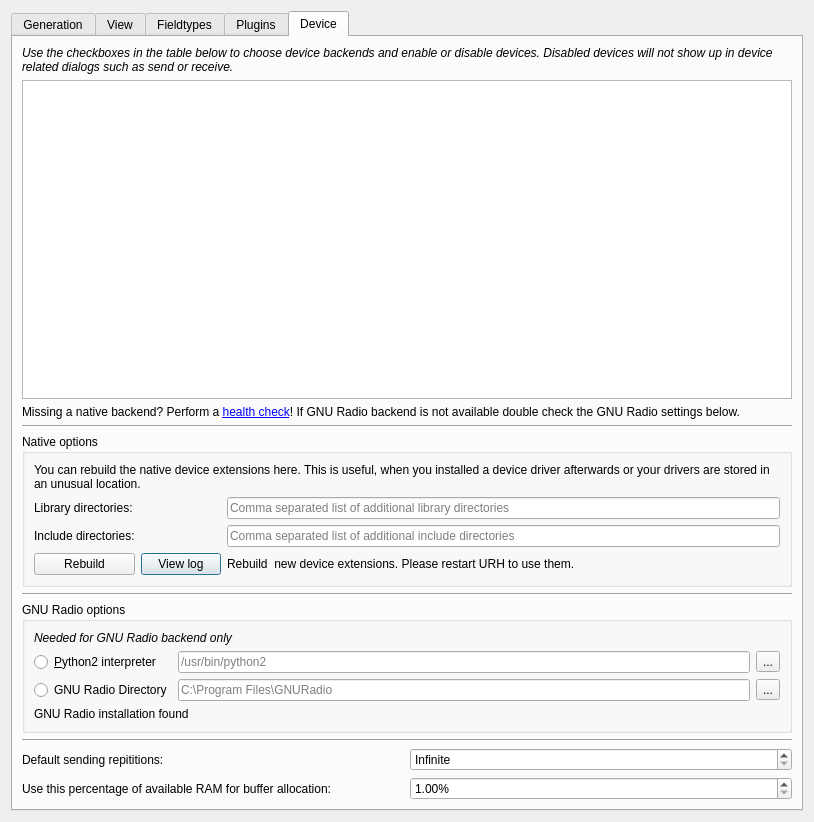
Above: data/ui/options.ui from jopohl/urh before the change. Below: the same form after it.
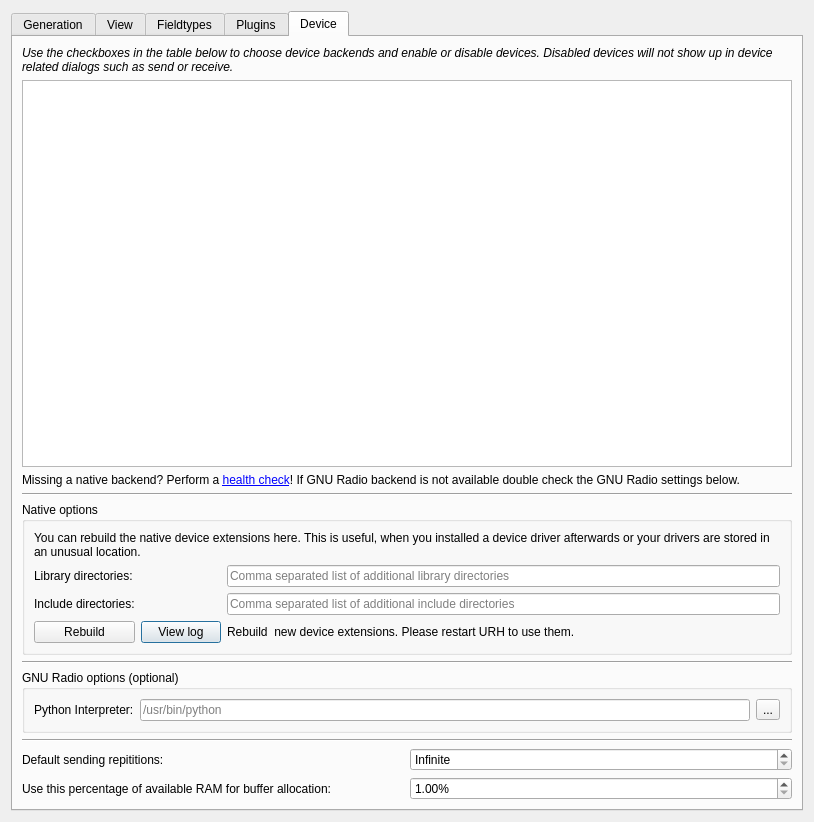
That is the form after the change. Icons and pictures are not drawn. Custom widgets are drawn as their Qt base class.

Commit message: Improve GR Interpreter selection in UI + remove Install Dir option

Patch:
```diff
--- a/data/ui/options.ui
+++ b/data/ui/options.ui
@@ -525,86 +525,31 @@
        <item>
         <widget class="QGroupBox" name="groupBox_3">
          <property name="title">
-          <string>GNU Radio options</string>
+          <string>GNU Radio options (optional)</string>
          </property>
          <layout class="QGridLayout" name="gridLayout_2">
-          <item row="0" column="0" colspan="2">
-           <widget class="QLabel" name="label_11">
-            <property name="font">
-             <font>
-              <italic>true</italic>
-             </font>
-            </property>
-            <property name="text">
-             <string>Needed for GNU Radio backend only</string>
-            </property>
-           </widget>
-          </item>
-          <item row="1" column="1">
-           <widget class="QLineEdit" name="lineEditPython2Interpreter">
+          <item row="0" column="0">
+           <widget class="QLabel" name="label">
             <property name="toolTip">
              <string>&lt;html&gt;&lt;head/&gt;&lt;body&gt;&lt;p&gt;Use this option if you installed GNU Radio with your package manager e.g. on Linux and Mac OS X.&lt;/p&gt;&lt;/body&gt;&lt;/html&gt;</string>
             </property>
-            <property name="placeholderText">
-             <string>/usr/bin/python2</string>
-            </property>
-           </widget>
-          </item>
-          <item row="3" column="0" colspan="2">
-           <widget class="QLabel" name="lGnuradioInstalled">
-            <property name="styleSheet">
-             <string notr="true"/>
-            </property>
             <property name="text">
-             <string>GNU Radio installation found</string>
+             <string>Python Interpreter:</string>
             </property>
            </widget>
           </item>
-          <item row="2" column="1">
-           <widget class="QLineEdit" name="lineEditGnuradioDirectory">
-            <property name="enabled">
-             <bool>true</bool>
-            </property>
+          <item row="0" column="1">
+           <widget class="QLineEdit" name="lineEditGRPythonInterpreter">
             <property name="toolTip">
              <string>&lt;html&gt;&lt;head/&gt;&lt;body&gt;&lt;p&gt;If you installed Gnuradio with a bundled python interpreter, you need to enter the site-packages path of the installation here. The path should be something like &lt;span style=&quot; font-style:italic;&quot;&gt;C:\Program Files\GNURadio-3.7&lt;/span&gt;.&lt;/p&gt;&lt;/body&gt;&lt;/html&gt;</string>
             </property>
-            <property name="text">
-             <string/>
-            </property>
             <property name="placeholderText">
-             <string>C:\Program Files\GNURadio</string>
+             <string>/usr/bin/python</string>
             </property>
            </widget>
           </item>
-          <item row="1" column="0">
-           <widget class="QRadioButton" name="radioButtonPython2Interpreter">
-            <property name="toolTip">
-             <string>&lt;html&gt;&lt;head/&gt;&lt;body&gt;&lt;p&gt;Use this option if you installed GNU Radio with your package manager e.g. on Linux and Mac OS X.&lt;/p&gt;&lt;/body&gt;&lt;/html&gt;</string>
-            </property>
-            <property name="text">
-             <string>&amp;Python2 interpreter</string>
-            </property>
-           </widget>
-          </item>
-          <item row="2" column="0">
-           <widget class="QRadioButton" name="radioButtonGnuradioDirectory">
-            <property name="toolTip">
-             <string>&lt;html&gt;&lt;head/&gt;&lt;body&gt;&lt;p&gt;If you installed Gnuradio with a bundled python interpreter, you need to enter the site-packages path of the installation here. The path should be something like &lt;span style=&quot; font-style:italic;&quot;&gt;C:\Program Files\GNURadio-3.7&lt;/span&gt;.&lt;/p&gt;&lt;/body&gt;&lt;/html&gt;</string>
-            </property>
-            <property name="text">
-             <string>GNU Radio Directory</string>
-            </property>
-           </widget>
-          </item>
-          <item row="1" column="2">
-           <widget class="QToolButton" name="btnChoosePython2Interpreter">
-            <property name="text">
-             <string>...</string>
-            </property>
-           </widget>
-          </item>
-          <item row="2" column="2">
-           <widget class="QToolButton" name="btnChooseGnuRadioDirectory">
+          <item row="0" column="2">
+           <widget class="QToolButton" name="btnChooseGRPythonInterpreter">
             <property name="text">
              <string>...</string>
             </property>
```
Left out of the diff: 36 changed lines with no effect on the pictures. The commit also changes 6 other files.
